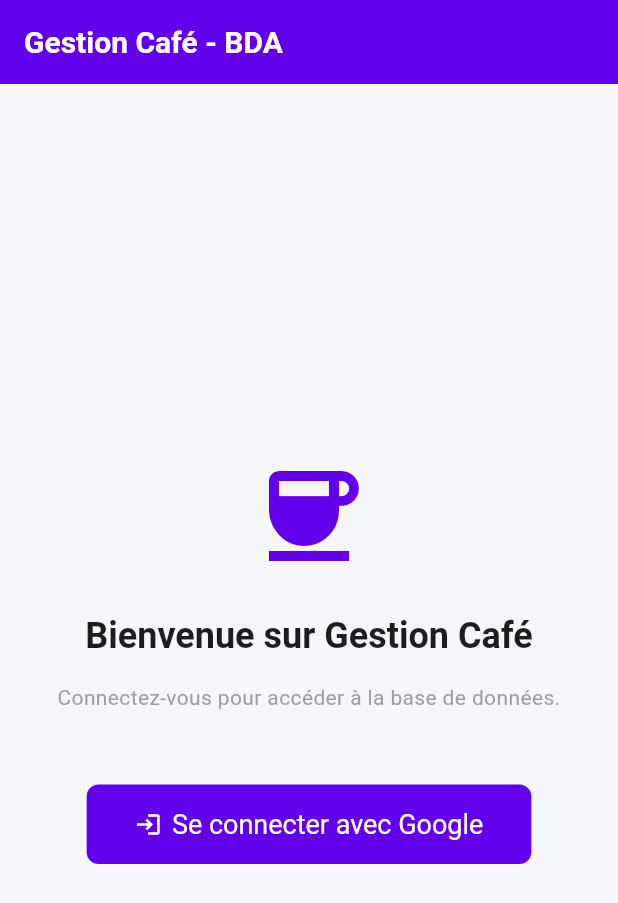
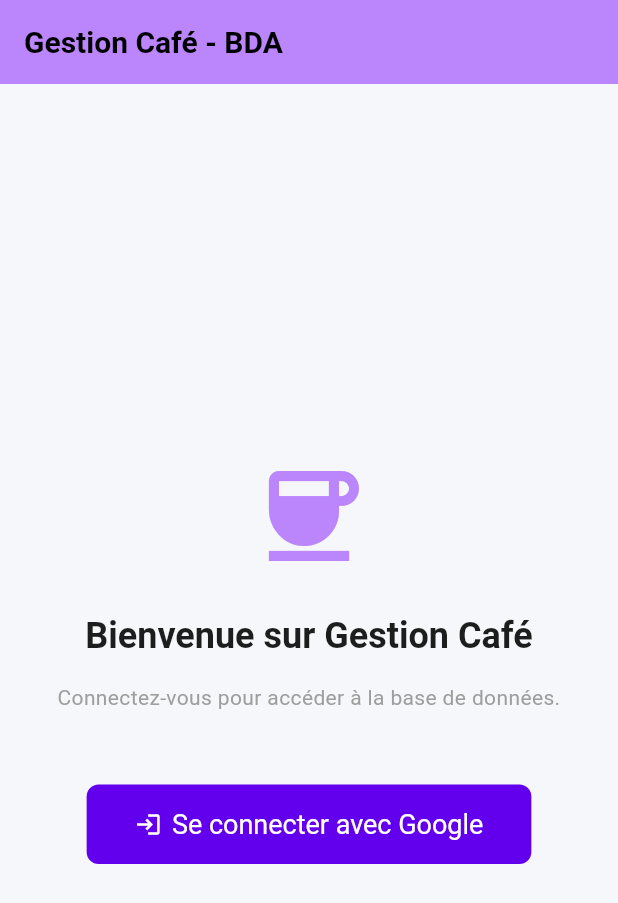
Before and after one commit to Loris2p/cafe_bda, a Flutter app: the screen it shows after launch, on a phone screen of 412 x 824 dp. Shown: the top 903 px of the screen. Run offline on Flutter 3.47's test engine with Material 3 defaults, Android fonts, the phone set to English and light mode, and no system bars; our stand-ins replace connectivity_plus, flutter_dotenv, google_sign_in, googleapis_auth, shared_preferences; missing offline and left inert: googleapis.

Commit message:
style responsive et plus doux

```diff
--- a/lib/theme/app_theme.dart
+++ b/lib/theme/app_theme.dart
@@ -5,9 +5,11 @@ class AppTheme {
   // --- 1. Palette de Couleurs (Color Palette) ---
 
   // Violet Principal (Primary) : Un violet profond et moderne
-  static const Color primary = Color(0xFF6200EE);
+  // static const Color primary = Color(0xFF6200EE);
+  static const Color primary = Color(0xFFBB86FC);
   // Violet Secondaire (Secondary) : Un ton plus clair pour les accents
-  static const Color secondary = Color(0xFFBB86FC);
+  // static const Color secondary = Color(0xFFBB86FC);
+  static const Color secondary = Color(0xFF6200EE);
   // Violet Sombre (Variant) : Pour les éléments de contraste fort
   static const Color primaryVariant = Color(0xFF3700B3);
 
@@ -39,9 +41,9 @@ class AppTheme {
       colorScheme: const ColorScheme(
         brightness: Brightness.light,
         primary: primary,
-        onPrimary: Colors.white,
+        onPrimary: Colors.black,
         secondary: secondary,
-        onSecondary: Colors.black,
+        onSecondary: Colors.white,
         error: error,
         onError: Colors.white,
         surface: surface,
@@ -87,7 +89,7 @@ class AppTheme {
       // 3. Boutons (ElevatedButton)
       elevatedButtonTheme: ElevatedButtonThemeData(
         style: ElevatedButton.styleFrom(
-          backgroundColor: primary,
+          backgroundColor: secondary,
           foregroundColor: Colors.white,
           elevation: 0,
           padding: const EdgeInsets.symmetric(horizontal: spacingL, vertical: spacingM),
@@ -107,7 +109,7 @@ class AppTheme {
       // 5. AppBar
       appBarTheme: const AppBarTheme(
         backgroundColor: primary,
-        foregroundColor: Colors.white,
+        foregroundColor: Colors.black,
         elevation: 0,
         centerTitle: false,
       ),
```
Also changed, not shown: 2 other files.
